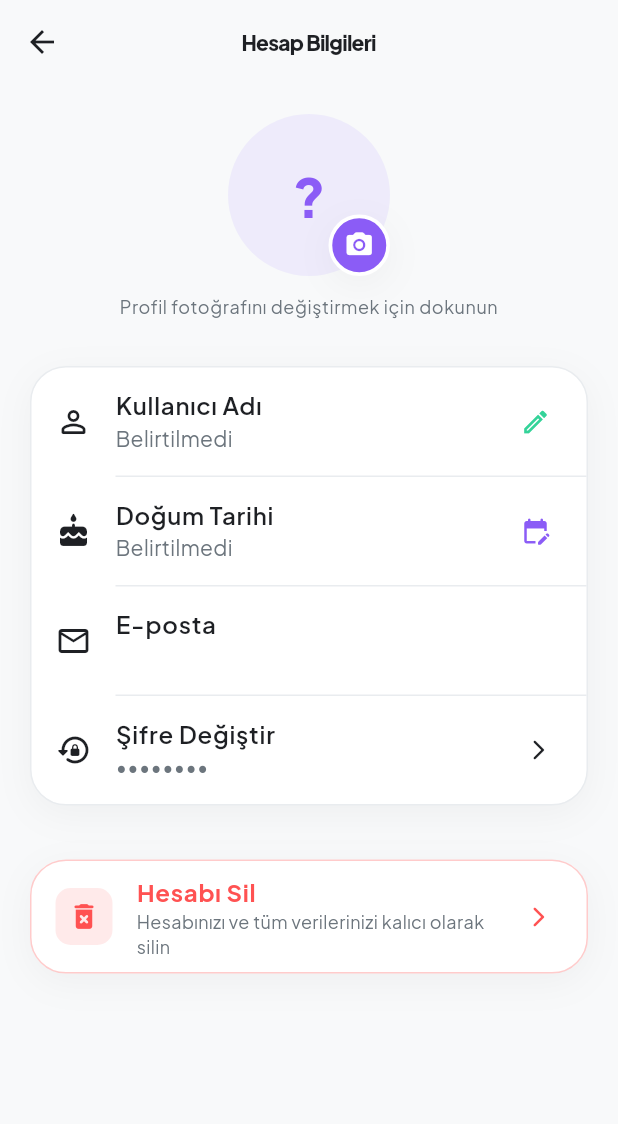
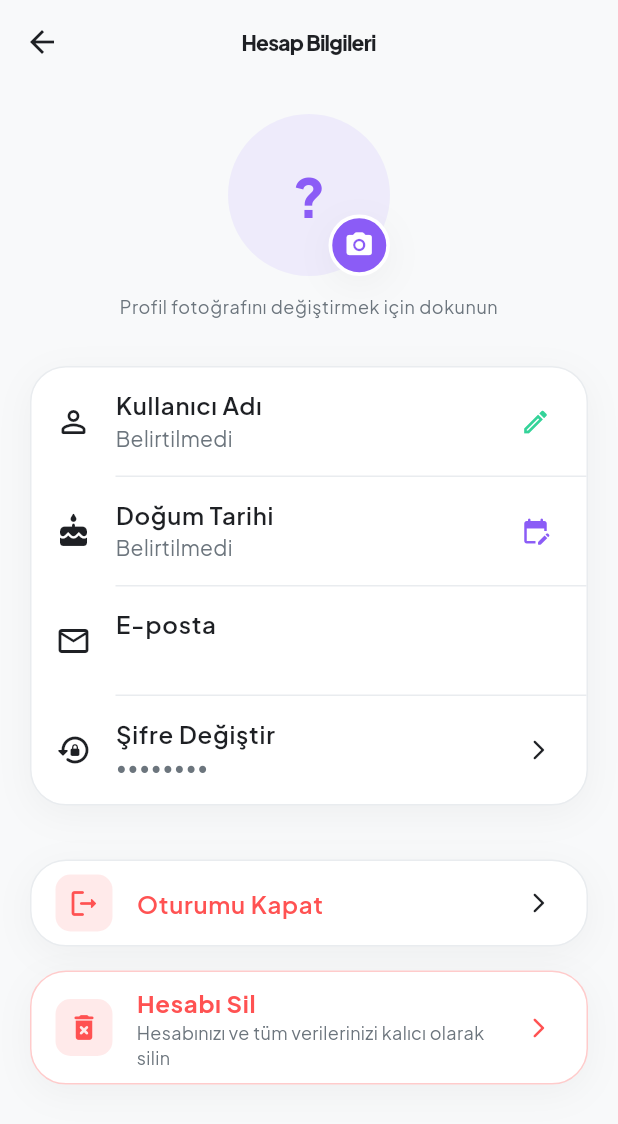
Before and after one commit to aliihsanakzm18-web/Lovera, a Flutter app: the AccountSettingsView screen opened directly, after a tap on the "camera alt" icon, on a phone screen of 412 x 824 dp. Shown: the top 1124 px of the screen. Run offline on Flutter 3.47's test engine with Material 3 defaults, Android fonts, the phone set to English and light mode, and no system bars; our stand-ins replace battery_plus, cached_network_image, cloud_firestore, firebase_auth, firebase_core, firebase_messaging and 12 more; missing offline and left inert: dart_jsonwebtoken, flutter_background_service; accounts and stored records are empty; key blocks and very long unbroken strings in the code were emptied for the run.

Commit message:
Add full chat, games room, fixed bottom navigation bar, safe logout and account deletion flows

```diff
--- a/lib/core/models/models.dart
+++ b/lib/core/models/models.dart
@@ -28,18 +28,22 @@ class AppUser {
   });
 
   factory AppUser.fromJson(Map<String, dynamic> j) => AppUser(
-        id: j['id'] as String,
-        name: j['name'] as String,
-        avatarUrl: j['avatar_url'] as String?,
-        batteryLevel: j['battery_level'] as int?,
+        id: (j['id'] ?? '') as String,
+        name: (j['name'] ?? '') as String,
+        avatarUrl: (j['avatarUrl'] ?? j['avatar_url']) as String?,
+        batteryLevel: (j['batteryLevel'] ?? j['battery_level']) as int?,
         weather: j['weather'] as String?,
         city: j['city'] as String?,
         lat: (j['lat'] as num?)?.toDouble(),
         lng: (j['lng'] as num?)?.toDouble(),
-        lastActive: j['last_active'] == null ? null : DateTime.parse(j['last_active']),
-        coupleId: j['couple_id'] as String?,
-        isAppOpen: j['is_app_open'] as bool?,
-        birthDate: j['birth_date'] as String?,
+        lastActive: (j['lastActive'] ?? j['last_active']) == null
+            ? null
+            : ((j['lastActive'] ?? j['last_active']) is DateTime
+                ? (j['lastActive'] ?? j['last_active']) as DateTime
+                : DateTime.tryParse((j['lastActive'] ?? j['last_active']).toString())),
+        coupleId: (j['coupleId'] ?? j['couple_id']) as String?,
+        isAppOpen: (j['isAppOpen'] ?? j['is_app_open']) as bool?,
+        birthDate: (j['birthDate'] ?? j['birth_date']) as String?,
       );
 
   Map<String, dynamic> toJson() => {
--- a/lib/features/settings/presentation/account_settings_view.dart
+++ b/lib/features/settings/presentation/account_settings_view.dart
@@ -62,7 +62,10 @@ class _AccountSettingsViewState extends ConsumerState<AccountSettingsView> {
         // State ve SharedPreferences güncelle
         ref.read(userAvatarProvider.notifier).state = base64Str;
         final prefs = await SharedPreferences.getInstance();
-        await prefs.setString('avatar_path', base64Str);
+        final currentUid = DatabaseService().uid;
+        if (currentUid != null) {
+          await prefs.setString('avatar_$currentUid', base64Str);
+        }
 
         // Firestore'a kalıcı olarak kaydet (hem partner görsün hem yeniden girince korunsun)
         await DatabaseService().updateAvatar(base64Str);
@@ -422,6 +425,33 @@ class _AccountSettingsViewState extends ConsumerState<AccountSettingsView> {
           ),
           const SizedBox(height: 36),
 
+          // Oturumu Kapat Alanı
+          Container(
+            decoration: BoxDecoration(
+              color: theme.colorScheme.surface,
+              borderRadius: BorderRadius.circular(AppTheme.radius),
+              border: Border.all(color: theme.dividerColor),
+              boxShadow: AppTheme.ambientShadow,
+            ),
+            child: ListTile(
+              leading: Container(
+                padding: const EdgeInsets.all(8),
+                decoration: BoxDecoration(
+                  color: Colors.redAccent.withValues(alpha: 0.12),
+                  borderRadius: BorderRadius.circular(10),
+                ),
+                child: const Icon(Icons.logout_rounded, color: Colors.redAccent, size: 22),
+              ),
+              title: const Text(
+                'Oturumu Kapat',
+                style: TextStyle(fontWeight: FontWeight.w600, color: Colors.redAccent),
+              ),
+              trailing: const Icon(Icons.arrow_forward_ios_rounded, size: 16),
+              onTap: _confirmSignOut,
+            ),
+          ),
+          const SizedBox(height: 16),
+
           // Hesabı Sil Alanı
           Container(
             decoration: BoxDecoration(
@@ -455,6 +485,53 @@ class _AccountSettingsViewState extends ConsumerState<AccountSettingsView> {
         ],
       ),
     );
+  }
+
+  // Oturumu Kapatma Akışı
+  Future<void> _confirmSignOut() async {
+    final confirm = await showDialog<bool>(
+      context: context,
+      builder: (ctx) => AlertDialog(
+        title: const Text('Oturumu Kapat'),
+        content: const Text('Hesabınızdan çıkış yapmak istediğinize emin misiniz?'),
+        shape: RoundedRectangleBorder(borderRadius: BorderRadius.circular(20)),
+        actions: [
+          TextButton(
+            onPressed: () => Navigator.pop(ctx, false),
+            child: const Text('Vazgeç'),
+          ),
+          FilledButton(
+            style: FilledButton.styleFrom(
+              backgroundColor: LoveraColors.primary,
+              foregroundColor: Colors.white,
+              minimumSize: const Size(100, 44),
+            ),
+            onPressed: () => Navigator.pop(ctx, true),
+            child: const Text('Çıkış Yap'),
+          ),
+        ],
+      ),
+    );
+
+    if (confirm != true) return;
+
+    ref.read(userNameProvider.notifier).state = '';
+    ref.read(userAvatarProvider.notifier).state = null;
+    ref.read(currentUserProvider.notifier).state = null;
+    ref.read(partnerProvider.notifier).state = null;
+    ref.read(partnerUidProvider.notifier).state = null;
+    ref.read(coupleIdProvider.notifier).state = null;
+    ref.read(startDateProvider.notifier).state = null;
+    ref.read(milestonesProvider.notifier).state = [];
+
+    await AuthService().signOut(clearRemoteSession: true);
+
+    if (mounted) {
+      Navigator.of(context).pushAndRemoveUntil(
+        MaterialPageRoute(builder: (_) => const OnboardingFlow()),
+        (route) => false,
+      );
+    }
   }
 
   // Hesabı Silme Akışı
--- a/lib/features/settings/presentation/settings_view.dart
+++ b/lib/features/settings/presentation/settings_view.dart
@@ -73,10 +73,6 @@ class _SettingsViewState extends ConsumerState<SettingsView> {
 
     if (confirm != true) return;
 
-    try {
-      await AuthService().signOut(clearRemoteSession: true);
-    } catch (_) {}
-
     ref.read(userNameProvider.notifier).state = '';
     ref.read(userAvatarProvider.notifier).state = null;
     ref.read(currentUserProvider.notifier).state = null;
@@ -85,6 +81,8 @@ class _SettingsViewState extends ConsumerState<SettingsView> {
     ref.read(coupleIdProvider.notifier).state = null;
     ref.read(startDateProvider.notifier).state = null;
     ref.read(milestonesProvider.notifier).state = [];
+
+    await AuthService().signOut(clearRemoteSession: true);
 
     if (context.mounted) {
       Navigator.of(context).pushAndRemoveUntil(
```
Also changed, not shown: lib/core/services/auth_service.dart (+45 -34 lines), lib/core/services/background_tracking_service.dart (+8 -3 lines), lib/core/services/database_service.dart (+25 -8 lines), lib/core/services/device_service.dart (+22 -12 lines), lib/core/services/notification_service.dart (+5 -5 lines), lib/features/auth/presentation/login_page.dart (+7 -6 lines), lib/features/chat/presentation/chat_view.dart (+7 -1 lines), lib/features/dashboard/presentation/dashboard_view.dart (+13 -2 lines), lib/features/onboarding/presentation/onboarding_flow.dart (+44 -12 lines), lib/features/onboarding/presentation/permissions_page.dart (+15 -9 lines), lib/main.dart (+7 -3 lines).
